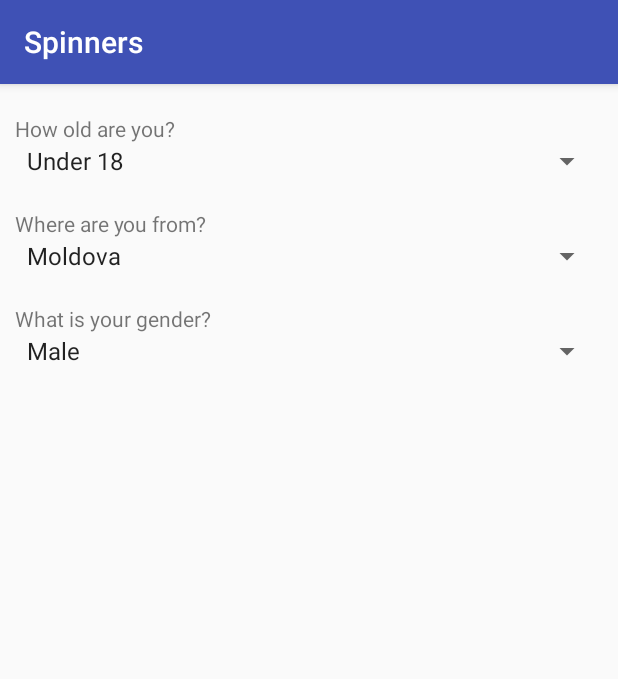
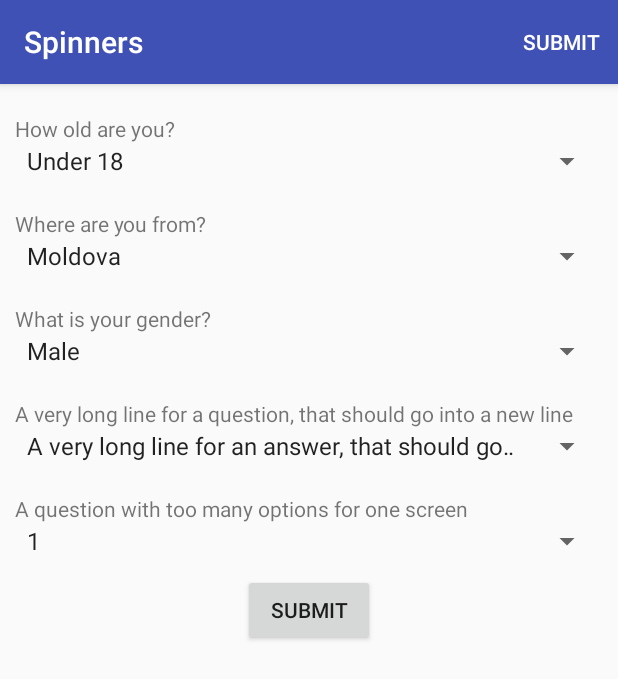
Before and after one commit to AbsoluteVirtue/recycler-spinners, an Android app: the screen it shows after launch (MainActivity), on a phone screen of 412 x 824 dp. Shown: the top 679 px of the screen. Run offline under Robolectric (Android 15) with nearby library versions, the phone set to English and light mode, and no system bars.

Commit message:
added submit button to list

```diff
--- a/app/src/main/java/com/example/spinners/MainActivity.java
+++ b/app/src/main/java/com/example/spinners/MainActivity.java
@@ -4,8 +4,11 @@ import android.app.ListActivity;
 import android.support.v7.app.AppCompatActivity;
 import android.os.Bundle;
 import android.support.v7.widget.RecyclerView;
+import android.view.Menu;
+import android.view.MenuItem;
 import android.widget.ArrayAdapter;
 import android.widget.ListView;
+import android.widget.Toast;
 
 import com.example.spinners.model.QaItem;
 import com.example.spinners.sample.SampleDataProvider;
@@ -31,4 +34,22 @@ public class MainActivity extends AppCompatActivity {
         RecyclerView recyclerView = (RecyclerView) findViewById(R.id.recViewItems);
         recyclerView.setAdapter(adapter);
     }
+
+    @Override
+    public boolean onCreateOptionsMenu(Menu menu) {
+        getMenuInflater().inflate(R.menu.menu_main, menu);
+        return true;
+    }
+
+    @Override
+    public boolean onOptionsItemSelected(MenuItem item) {
+        int id = item.getItemId();
+        switch(id) {
+            case R.id.action_submit:
+                Toast.makeText(this, "Action menu button clicked", Toast.LENGTH_LONG).show();
+                break;
+        }
+
+        return super.onOptionsItemSelected(item);
+    }
 }
--- a/app/src/main/java/com/example/spinners/QaAdapter.java
+++ b/app/src/main/java/com/example/spinners/QaAdapter.java
@@ -8,6 +8,7 @@ import android.view.View;
 import android.view.ViewGroup;
 import android.widget.AdapterView;
 import android.widget.ArrayAdapter;
+import android.widget.Button;
 import android.widget.ImageView;
 import android.widget.Spinner;
 import android.widget.SpinnerAdapter;
@@ -34,12 +35,31 @@ public class QaAdapter extends RecyclerView.Adapter<QaAdapter.ViewHolder> {
     @Override
     public QaAdapter.ViewHolder onCreateViewHolder(ViewGroup parent, int viewType) {
         LayoutInflater inflater = LayoutInflater.from(mContext);
+
+        switch(viewType) {
+            case R.layout.item_row:
                 itemView = inflater.inflate(R.layout.item_row, parent, false);
+                break;
+            case R.layout.button_row:
+                itemView = inflater.inflate(R.layout.button_row, parent, false);
+        }
+
         return new ViewHolder(itemView);
     }
 
     @Override
     public void onBindViewHolder(QaAdapter.ViewHolder holder, int position) {
+        if (position == mItems.size()) {
+            holder.button.setOnClickListener(new View.OnClickListener() {
+
+                @Override
+                public void onClick(View view) {
+                    Toast.makeText(mContext, "Answers submitted successfully", Toast.LENGTH_LONG).show();
+                }
+
+            });
+        }
+        else {
             final QaItem item = mItems.get(position);
 
             holder.tvName.setText(item.getQuestion());
@@ -49,34 +69,49 @@ public class QaAdapter extends RecyclerView.Adapter<QaAdapter.ViewHolder> {
             adapter.setDropDownViewResource(android.R.layout.simple_spinner_dropdown_item);
             holder.spinner.setAdapter(adapter);
             holder.spinner.setOnItemSelectedListener(new Spinner.OnItemSelectedListener() {
+
+                @Override
+                public void onItemSelected(AdapterView<?> parent, View view, int position, long id) {
+                    String selected = parent.getItemAtPosition(position).toString();
+                    StringBuilder result = new StringBuilder();
+                    result.append(position)
+                            .append(" ")
+                            .append(id)
+                            .append(" ")
+                            .append(item.getId())
+                            .append(" ").append(selected);
+                    Toast.makeText(mContext, result, Toast.LENGTH_LONG).show();
+                }
+
                 @Override
                 public void onNothingSelected(AdapterView<?> parent) {
 
                 }
 
-            @Override
-            public void onItemSelected(AdapterView<?> parent, View view, int position, long id) {
-                String selected = parent.getItemAtPosition(position).toString();
-                StringBuilder result = new StringBuilder();
-                result.append(item.getId()).append(" ").append(selected);
-                Toast.makeText(parent.getContext(), result, Toast.LENGTH_LONG).show();
+            });
         }
-        });
     }
 
     @Override
-    public int getItemCount() { return mItems.size(); }
+    public int getItemViewType(int position) {
+        return (position == mItems.size()) ? R.layout.button_row : R.layout.item_row;
+    }
+
+    @Override
+    public int getItemCount() { return mItems.size() + 1; }
 
     public static class ViewHolder extends RecyclerView.ViewHolder {
 
         public TextView tvName;
         public Spinner spinner;
+        public Button button;
 
         public ViewHolder(View itemView) {
             super(itemView);
 
             tvName = (TextView) itemView.findViewById(R.id.textView1);
             spinner = (Spinner) itemView.findViewById(R.id.spinner1);
+            button = (Button) itemView.findViewById(R.id.submit_button);
         }
     }
 }
--- a/app/src/main/java/com/example/spinners/sample/SampleDataProvider.java
+++ b/app/src/main/java/com/example/spinners/sample/SampleDataProvider.java
@@ -2,5 +2,5 @@ package com.example.spinners.sample;
 
 public class SampleDataProvider {
 
-    public static String rawJson = "[{\"id\":0, \"question\":\"How old are you?\", \"options\":[\"Under 18\", \"18-25\", \"26-35\", \"Over 35\"]}, {\"id\":1, \"question\":\"Where are you from?\", \"options\":[\"Moldova\", \"Ukraine\", \"Russia\", \"Other\"]}, {\"id\":2, \"question\":\"What is your gender?\", \"options\":[\"Male\", \"Female\", \"Other\"]}]";
+    public static String rawJson = "[{\"id\":0, \"question\":\"How old are you?\", \"options\":[\"Under 18\", \"18-25\", \"26-35\", \"Over 35\"]}, {\"id\":1, \"question\":\"Where are you from?\", \"options\":[\"Moldova\", \"Ukraine\", \"Russia\", \"Other\"]}, {\"id\":2, \"question\":\"What is your gender?\", \"options\":[\"Male\", \"Female\", \"Other\"]}, {\"id\":3, \"question\":\"A very long line for a question, that should go into a new line\", \"options\":[\"A very long line for an answer, that should go into a new line\", \"Another very long line for an answer, that should go into a new line\", \"And another very long line for an answer, that should go into a new line\"]}, {\"id\":9, \"question\":\"A question with too many options for one screen\", \"options\":[\"1\", \"2\", \"3\", \"4\", \"5\", \"6\", \"7\", \"8\", \"9\", \"10\"]}]";
 }
--- a/app/src/main/res/layout/activity_main.xml
+++ b/app/src/main/res/layout/activity_main.xml
@@ -17,6 +17,8 @@
         android:layout_width="match_parent"
         android:layout_height="457dp"
         android:scrollbars="vertical"
-        app:layoutManager="LinearLayoutManager" />
+        app:layoutManager="LinearLayoutManager"
+        android:layout_alignParentBottom="true"
+        android:layout_alignParentTop="true" />
 
 </RelativeLayout>
--- /dev/null
+++ b/app/src/main/res/layout/button_row.xml
@@ -0,0 +1,15 @@
+<?xml version="1.0" encoding="utf-8"?>
+<RelativeLayout xmlns:android="http://schemas.android.com/apk/res/android"
+    android:orientation="vertical"
+    android:layout_width="match_parent"
+    android:layout_height="wrap_content">
+
+    <Button
+        android:id="@+id/submit_button"
+        android:layout_width="wrap_content"
+        android:layout_height="wrap_content"
+        android:layout_centerHorizontal="true"
+        android:text="@string/submit_button"
+        android:layout_alignParentBottom="true" />
+
+</RelativeLayout>
--- a/app/src/main/res/layout/item_row.xml
+++ b/app/src/main/res/layout/item_row.xml
@@ -1,7 +1,5 @@
 <?xml version="1.0" encoding="utf-8"?>
 <RelativeLayout xmlns:android="http://schemas.android.com/apk/res/android"
-    xmlns:app="http://schemas.android.com/apk/res-auto"
-    xmlns:tools="http://schemas.android.com/tools"
     android:layout_width="match_parent"
     android:layout_height="wrap_content"
     android:orientation="vertical" >
--- /dev/null
+++ b/app/src/main/res/menu/menu_main.xml
@@ -0,0 +1,12 @@
+<?xml version="1.0" encoding="utf-8"?>
+<menu xmlns:android="http://schemas.android.com/apk/res/android"
+    xmlns:app="http://schemas.android.com/apk/res-auto"
+    xmlns:tools="http://schemas.android.com/tools"
+    tools:context=".MainActivity" >
+    <item
+        android:id="@+id/action_submit"
+        android:orderInCategory="100"
+        app:showAsAction="always"
+        android:title="@string/action_submit" />
+
+</menu>
--- a/app/src/main/res/values/strings.xml
+++ b/app/src/main/res/values/strings.xml
@@ -1,4 +1,6 @@
 <resources>
     <string name="app_name">Spinners</string>
     <string name="text_question">Question</string>
+    <string name="submit_button">Submit</string>
+    <string name="action_submit">Submit</string>
 </resources>
```
Lines whose indentation alone changed are shown as unchanged.
